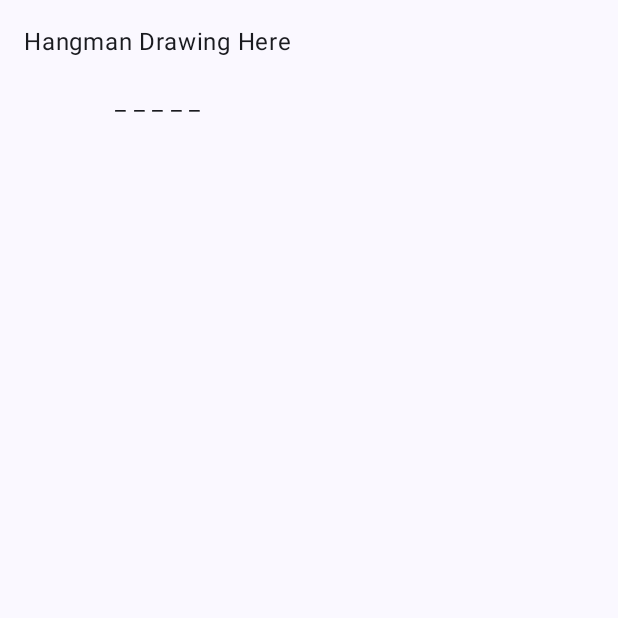
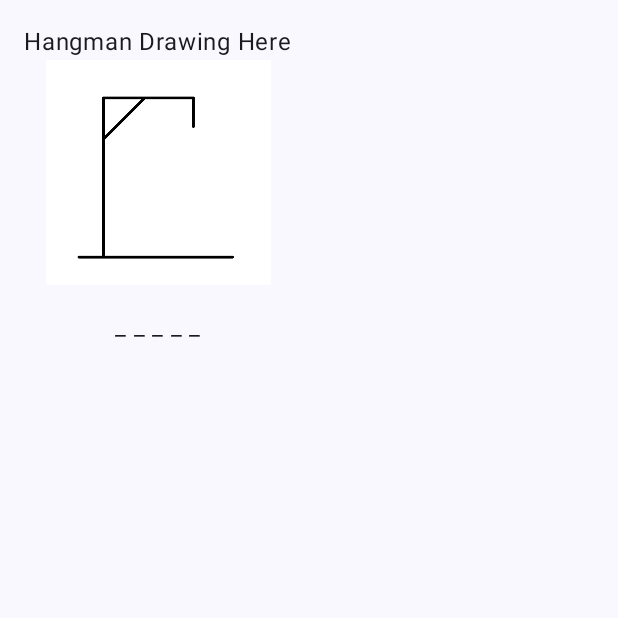
Before and after one commit to akemisai/AkemiSai-EdwardMarecos-HangmanGameApp, an Android app built with Jetpack Compose: the composable Panel3 shown on its own in the app's theme, on a phone screen of 412 x 824 dp, the top half of it. Run offline under Robolectric (Android 15) with nearby library versions, the phone set to English and light mode, and no system bars.

Commit message:
added hangman images

```diff
--- a/app/src/main/java/com/example/hangmangame/MainActivity.kt
+++ b/app/src/main/java/com/example/hangmangame/MainActivity.kt
@@ -5,6 +5,7 @@ import android.widget.Toast
 import androidx.activity.ComponentActivity
 import androidx.activity.compose.setContent
 import androidx.activity.enableEdgeToEdge
+import androidx.compose.foundation.Image
 import androidx.compose.foundation.layout.*
 import androidx.compose.foundation.shape.RoundedCornerShape
 import androidx.compose.material3.Button
@@ -17,8 +18,10 @@ import androidx.compose.runtime.remember
 import androidx.compose.runtime.setValue
 import androidx.compose.ui.Alignment
 import androidx.compose.ui.Modifier
+import androidx.compose.ui.layout.ContentScale
 import androidx.compose.ui.platform.LocalConfiguration
 import androidx.compose.ui.platform.LocalContext
+import androidx.compose.ui.res.painterResource
 import androidx.compose.ui.tooling.preview.Preview
 import androidx.compose.ui.unit.dp
 import androidx.compose.ui.unit.sp
@@ -285,6 +288,11 @@ fun Panel3() {
         horizontalAlignment = Alignment.CenterHorizontally
     ) {
         Text(text = "Hangman Drawing Here")
+        Image(
+            painter = painterResource(id = R.drawable.hangman0),
+            contentDescription = null,
+            modifier = Modifier.size(150.dp)
+        )
         Spacer(modifier = Modifier.height(16.dp))
         Text(text = "_ _ _ _ _")  // Placeholder for the word
     }
```
Also changed, not shown: app/src/main/res/drawable/hangman0.jpeg (added), app/src/main/res/drawable/hangman1.jpeg (added), app/src/main/res/drawable/hangman2.jpeg (added), app/src/main/res/drawable/hangman3.jpeg (added), app/src/main/res/drawable/hangman4.jpeg (added), app/src/main/res/drawable/hangman5.jpeg (added), app/src/main/res/drawable/hangman6.jpeg (added).
